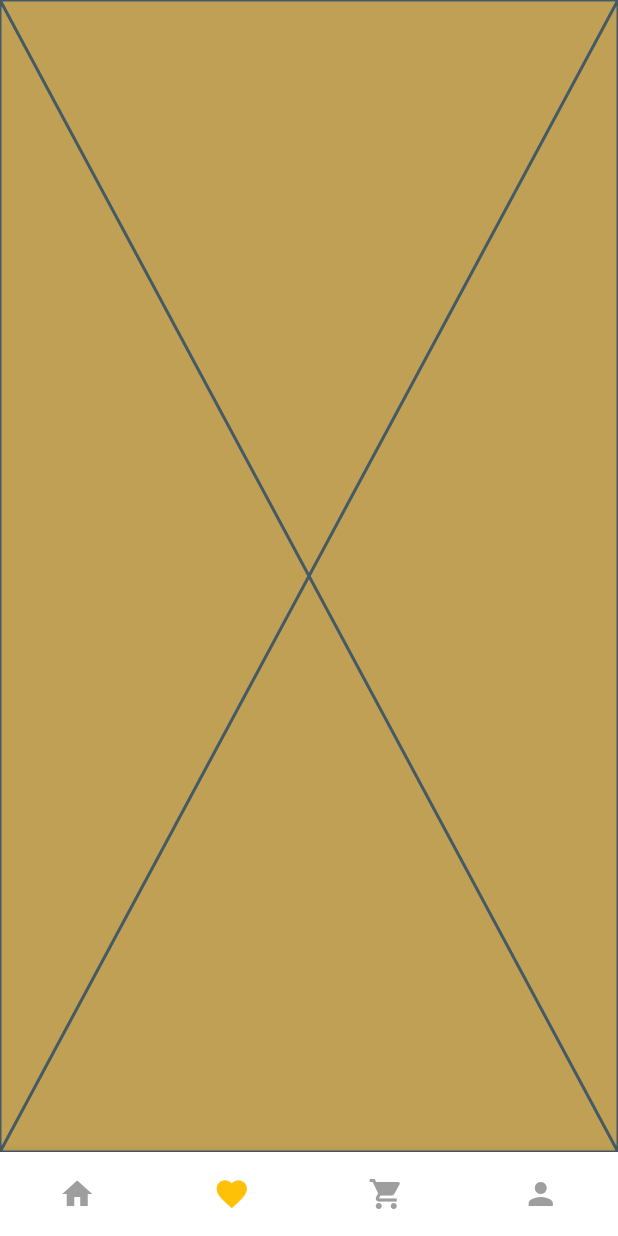
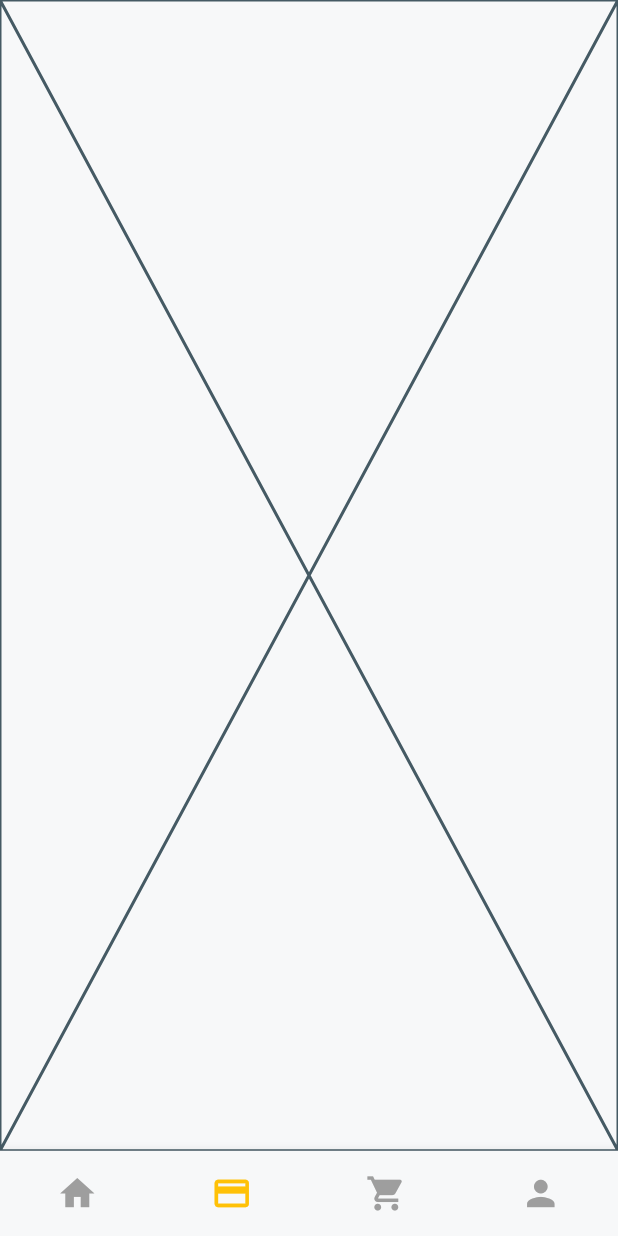
Before and after one commit to Muhamed-Sultan/bookia_app, a Flutter app: the AppBottomNavBar screen opened directly, item 2 of the bottom bar chosen, on a phone screen of 412 x 824 dp. Run offline on Flutter 3.47's test engine with Material 3 defaults, Android fonts, the phone set to English and light mode, and no system bars; drawn by our look-alikes of animated_bottom_navigation_bar; our stand-ins replace dio, easy_localization, flutter_bloc, flutter_screenutil, shared_preferences; accounts and stored records are empty.

Commit message:
finish connected api for login and register screens and finish botton nav bar

```diff
--- a/lib/bookia_app.dart
+++ b/lib/bookia_app.dart
@@ -33,7 +33,7 @@ class BookiaApp extends StatelessWidget {
 
   String initPage() {
     if (SharedLocal.prefs?.getString(AppConstants.Token) != null) {
-      return AppRoutes.HomeScreen;
+      return AppRoutes.AppBottonNavBar;
     } else {
       return AppRoutes.WelcomeScreen;
     }
--- a/lib/core/routes/app_router.dart
+++ b/lib/core/routes/app_router.dart
@@ -1,3 +1,4 @@
+import 'package:bookia_app/core/widgets/app_botton_nav_bar.dart';
 import 'package:bookia_app/feature/auth/presentation/cubit/auth_cubit.dart';
 import 'package:bookia_app/feature/auth/presentation/ui/create_new_password_screen.dart';
 import 'package:bookia_app/feature/auth/presentation/ui/forget_password_screen.dart';
@@ -36,6 +37,10 @@ class AppRouter {
         return MaterialPageRoute(
           builder: (_) => const CreateNewPasswordScreen(),
         );
+      case AppRoutes.AppBottonNavBar:
+        return MaterialPageRoute(
+          builder: (_) => const AppBottomNavBar(),
+        );
 
       default:
         return null;
--- a/lib/core/routes/app_routes.dart
+++ b/lib/core/routes/app_routes.dart
@@ -6,4 +6,5 @@ class AppRoutes {
   static const String ForgetPasswordScreen = 'forget Password';
   static const String OTPVerificationScreen = 'OTP Verification';
   static const String CreateNewPasswordScreen = 'Create New Password';
+  static const String AppBottonNavBar = 'App Botton Nav Bar';
 }
--- a/lib/core/widgets/app_botton_nav_bar.dart
+++ b/lib/core/widgets/app_botton_nav_bar.dart
@@ -5,6 +5,7 @@ import 'package:bookia_app/feature/home/presentation/ui/home_screen.dart';
 import 'package:bookia_app/feature/profile/presentation/ui/profile_screen.dart';
 import 'package:bookia_app/feature/wish_list/presentation/ui/wish_list_screen.dart';
 import 'package:flutter/material.dart';
+import 'package:flutter_screenutil/flutter_screenutil.dart';
 
 class AppBottomNavBar extends StatefulWidget {
   const AppBottomNavBar({super.key});
@@ -25,7 +26,7 @@ class _AppBottomNavBarState extends State<AppBottomNavBar> {
 
   final List<IconData> icons = const [
     Icons.home,
-    Icons.favorite,
+    Icons.payment_outlined,
     Icons.shopping_cart,
     Icons.person,
   ];
@@ -33,24 +34,18 @@ class _AppBottomNavBarState extends State<AppBottomNavBar> {
   @override
   Widget build(BuildContext context) {
     return Scaffold(
-      body: SafeArea(
-        child: Container(
-          decoration: BoxDecoration(
-            gradient: LinearGradient(
-              colors: [AppColors.mainColor],
-              begin: Alignment.topLeft,
-              end: Alignment.bottomRight,
-            ),
-          ),
-          child: screens[currentIndex],
-        ),
-      ),
+      body: SafeArea(child: screens[currentIndex]),
       bottomNavigationBar: AnimatedBottomNavigationBar(
+        backgroundColor: AppColors.backgroundColor,
+        iconSize: 27.r,
         icons: icons,
         activeIndex: currentIndex,
         gapLocation: GapLocation.none,
+        leftCornerRadius: 15.r,
+        rightCornerRadius: 15.r,
         activeColor: Colors.amber,
         inactiveColor: Colors.grey,
+        height: 56.h,
         onTap: (index) {
           setState(() {
             currentIndex = index;
--- a/lib/feature/auth/presentation/ui/widgets/login_form.dart
+++ b/lib/feature/auth/presentation/ui/widgets/login_form.dart
@@ -41,7 +41,7 @@ class _LoginFormState extends State<LoginForm> {
             ),
           );
         } else if (state is LoginSuccessState) {
-          Navigator.pushNamed(context, AppRoutes.HomeScreen);
+          Navigator.pushNamed(context, AppRoutes.AppBottonNavBar);
         } else {
           Navigator.pop(context);
           showDialog(
```
Also changed, not shown: lib/feature/home/presentation/ui/home_screen.dart (+13 -2 lines).
